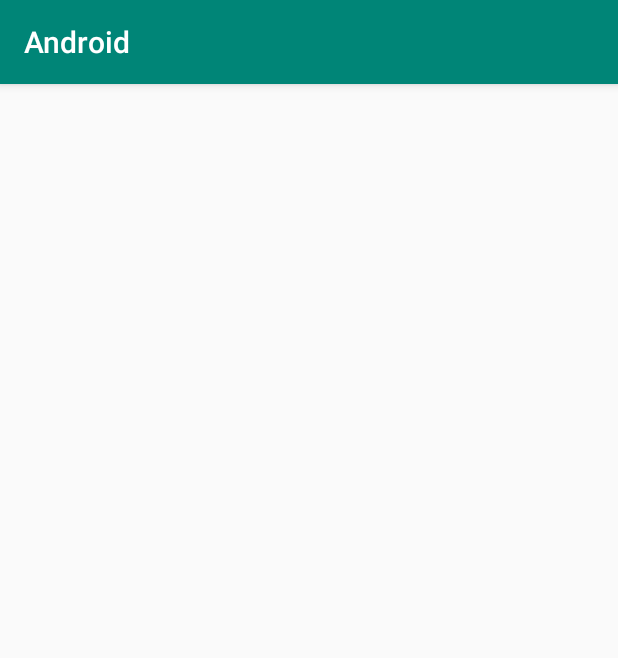
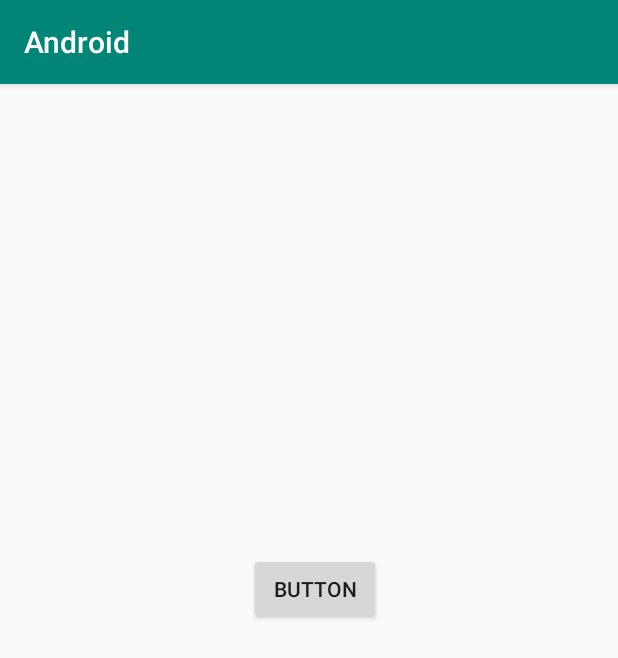
Before and after one commit to MalCaor/AndroidTP, an Android app: the Act3 screen opened directly, with no data from a screen before it, on a phone screen of 412 x 824 dp. Shown: the top 658 px of the screen. Run offline under Robolectric (Android 15) with nearby library versions, the phone set to English and light mode, and no system bars.

Commit message:
button 3 work

```diff
--- a/app/src/main/java/com/example/android/Act3.java
+++ b/app/src/main/java/com/example/android/Act3.java
@@ -5,6 +5,7 @@ import android.view.View;
 import android.widget.Button;
 
 import android.os.Bundle;
+import android.app.Activity;
 
 public class Act3 extends AppCompatActivity {
 
@@ -12,9 +13,10 @@ public class Act3 extends AppCompatActivity {
     protected void onCreate(Bundle savedInstanceState) {
         super.onCreate(savedInstanceState);
         setContentView(R.layout.activity_act3);
-        Button fin=(Button) findViewById(R.id.button);
+        Button fin = (Button) findViewById(R.id.Button);
         fin.setOnClickListener(new View.OnClickListener() {
             public void onClick(View v) {
+                setResult(Activity.RESULT_OK);
                 finish();
 
             }
--- a/app/src/main/java/com/example/android/MainActivity.java
+++ b/app/src/main/java/com/example/android/MainActivity.java
@@ -105,6 +105,8 @@ public class MainActivity extends AppCompatActivity {
                 return true;
             case R.id.menu_act3:
                 Toast.makeText(getApplicationContext(), "clic sur act3", Toast.LENGTH_SHORT).show();
+                i = new Intent(getApplicationContext(), Act3.class);
+                startActivityForResult(i, CODE_RETOUR_ACTIVITY3);
                 return true;
             case R.id.menu_act4:
                 Toast.makeText(getApplicationContext(), "clic sur act4", Toast.LENGTH_SHORT).show();
--- a/app/src/main/res/layout/activity_act3.xml
+++ b/app/src/main/res/layout/activity_act3.xml
@@ -6,4 +6,17 @@
     android:layout_height="match_parent"
     tools:context=".Act3">
 
+    <Button
+        android:id="@+id/Button"
+        android:layout_width="wrap_content"
+        android:layout_height="wrap_content"
+        android:layout_marginStart="165dp"
+        android:layout_marginTop="294dp"
+        android:layout_marginEnd="158dp"
+        android:layout_marginBottom="389dp"
+        android:text="Button"
+        app:layout_constraintBottom_toBottomOf="parent"
+        app:layout_constraintEnd_toEndOf="parent"
+        app:layout_constraintStart_toStartOf="parent"
+        app:layout_constraintTop_toTopOf="parent" />
 </androidx.constraintlayout.widget.ConstraintLayout>
```
